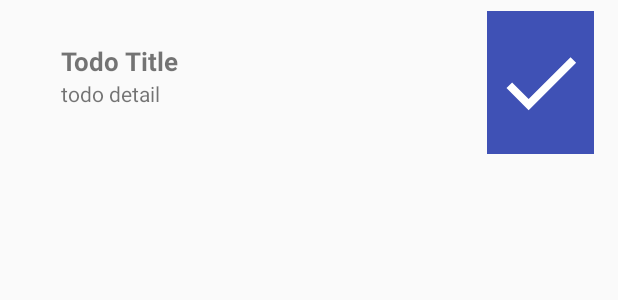
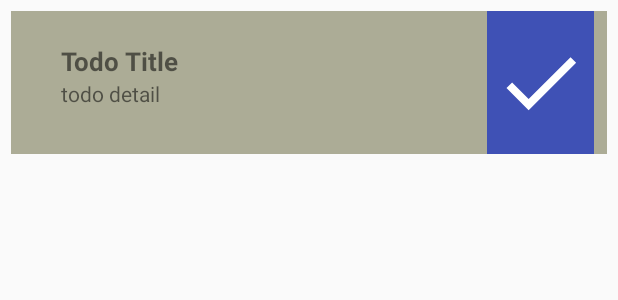
Before and after one commit to agungwrdn/tugaspribadi, an Android app: the layout list_item_task.xml on its own in the app's theme, with its tools: preview values and no code run, on a phone screen of 412 x 824 dp. Shown: the top 300 px of the screen. Run offline under Robolectric (Android 15) with nearby library versions, the phone set to English and light mode, and no system bars; network calls fail.

Commit message:
update design 1

```diff
--- a/app/src/main/res/layout/list_item_task.xml
+++ b/app/src/main/res/layout/list_item_task.xml
@@ -13,7 +13,8 @@
         android:layout_width="match_parent"
         android:layout_height="match_parent"
         android:orientation="horizontal"
-        android:weightSum="1">
+        android:weightSum="1"
+        android:background="#acac96">
 
         <RelativeLayout
             android:layout_width="wrap_content"
```
